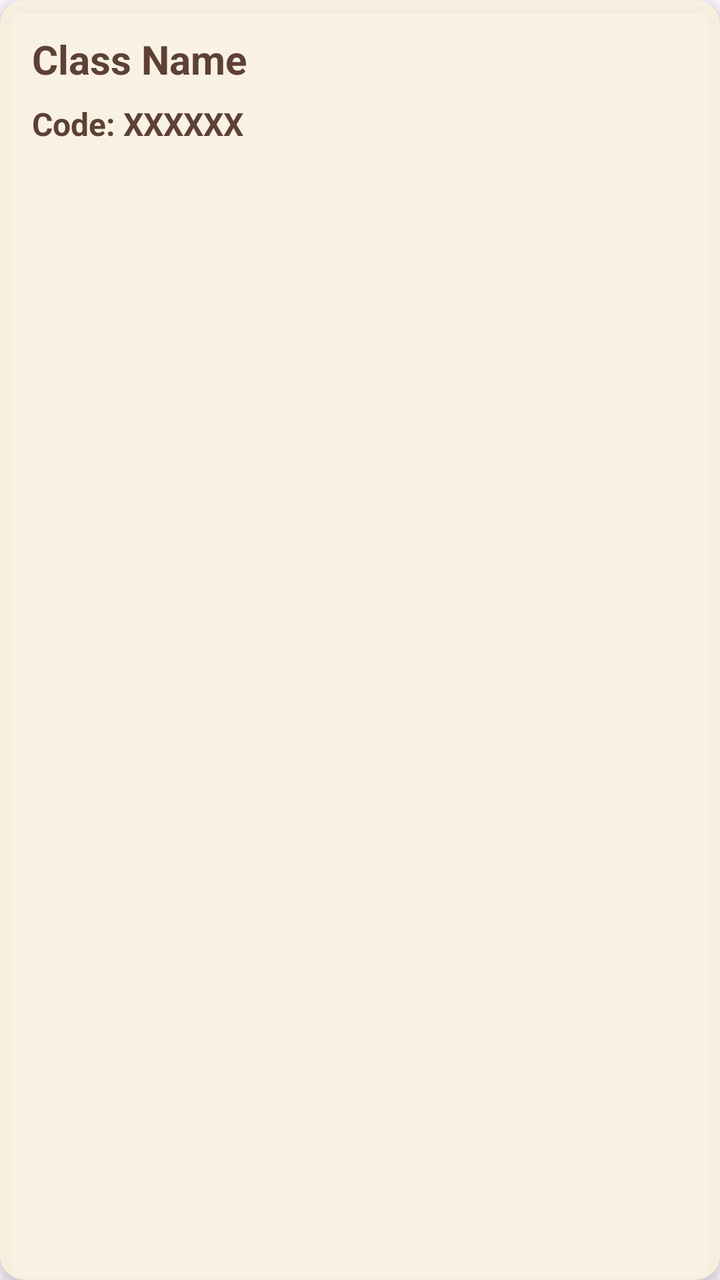
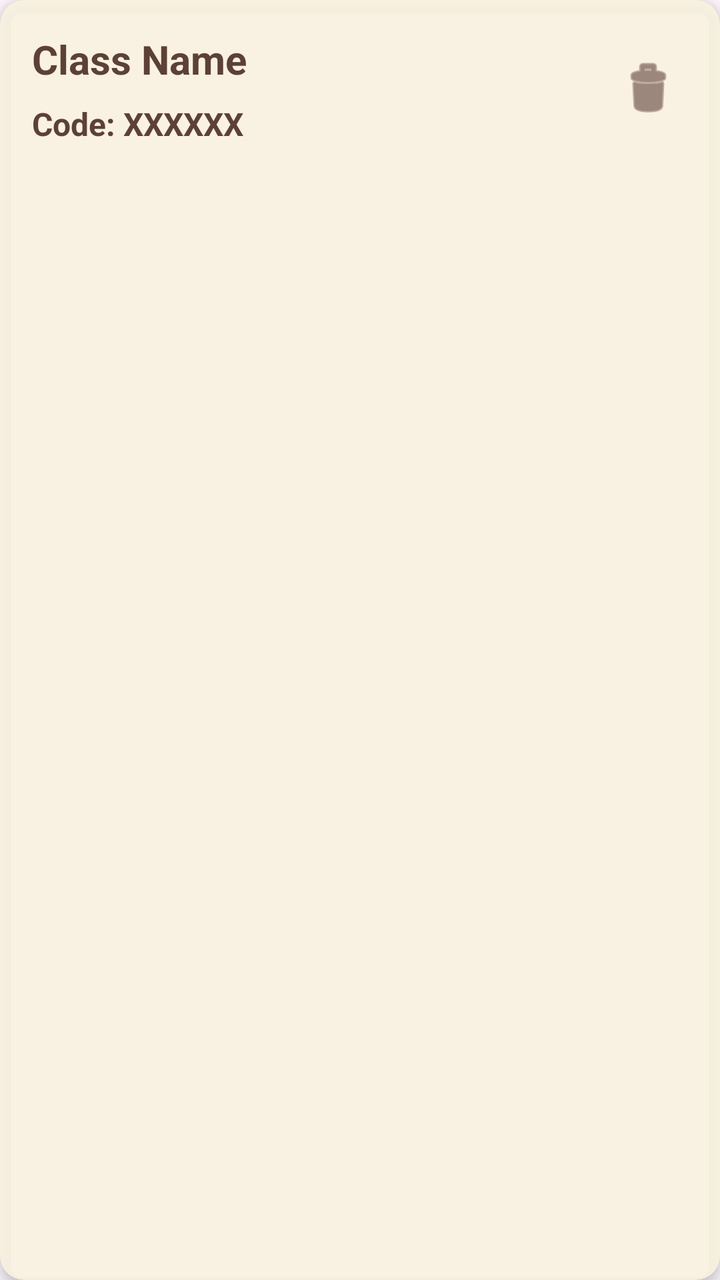

The first picture is an Android layout as it rendered before a commit; the second is the same layout after the commit. The layout source and the unified diff follow.
<!-- AndroidManifest.xml: application theme Theme.OlympMathMentor -->
<!-- res/layout/item_classroom.xml -->
<?xml version="1.0" encoding="utf-8"?>
<androidx.cardview.widget.CardView xmlns:android="http://schemas.android.com/apk/res/android"
    xmlns:app="http://schemas.android.com/apk/res-auto"
    android:layout_width="match_parent"
    android:layout_height="wrap_content"
    android:layout_margin="8dp"
    app:cardCornerRadius="12dp"
    app:cardElevation="4dp"
    app:cardBackgroundColor="#E6FAF3E0">



    <LinearLayout
        android:layout_width="match_parent"
        android:layout_height="wrap_content"
        android:orientation="vertical"
        android:padding="16dp">

        <TextView
            android:id="@+id/tvClassName"
            android:layout_width="match_parent"
            android:layout_height="wrap_content"
            android:text="Class Name"
            android:textColor="@color/earth_brown"
            android:textSize="20sp"
            android:textStyle="bold" />

        <TextView
            android:id="@+id/tvClassCode"
            android:layout_width="match_parent"
            android:layout_height="wrap_content"
            android:layout_marginTop="8dp"
            android:text="Code: XXXXXX"
            android:textColor="@color/earth_brown"
            android:textSize="16sp"
            android:textStyle="bold" />

    </LinearLayout>
</androidx.cardview.widget.CardView>
<!-- resources referenced by this layout -->
<resources>
  <color name="earth_brown">#5D4037</color>
  <style name="Theme.OlympMathMentor" parent="Base.Theme.OlympMathMentor" />
  <style name="Base.Theme.OlympMathMentor" parent="Theme.Material3.DayNight.NoActionBar">
          <item name="colorPrimary">@color/soft_beige</item>
  
          <item name="android:statusBarColor">@color/soft_beige</item>
  
          <item name="android:windowLightStatusBar">true</item>
      </style>
  <color name="soft_beige">#EFEBE9</color>
</resources>

<!-- the commit's change to res/layout/item_classroom.xml (unified diff, before → after) -->
@@ -8,32 +8,50 @@
     app:cardElevation="4dp"
     app:cardBackgroundColor="#E6FAF3E0">
 
-
-
-    <LinearLayout
+    <RelativeLayout
         android:layout_width="match_parent"
         android:layout_height="wrap_content"
-        android:orientation="vertical"
         android:padding="16dp">
 
-        <TextView
-            android:id="@+id/tvClassName"
+        <LinearLayout
             android:layout_width="match_parent"
             android:layout_height="wrap_content"
-            android:text="Class Name"
-            android:textColor="@color/earth_brown"
-            android:textSize="20sp"
-            android:textStyle="bold" />
+            android:orientation="vertical"
+            android:layout_centerVertical="true"
+            android:layout_toStartOf="@+id/btnDeleteClass"
+            android:layout_marginEnd="8dp">
 
-        <TextView
-            android:id="@+id/tvClassCode"
-            android:layout_width="match_parent"
-            android:layout_height="wrap_content"
-            android:layout_marginTop="8dp"
-            android:text="Code: XXXXXX"
-            android:textColor="@color/earth_brown"
-            android:textSize="16sp"
-            android:textStyle="bold" />
+            <TextView
+                android:id="@+id/tvClassName"
+                android:layout_width="match_parent"
+                android:layout_height="wrap_content"
+                android:text="Class Name"
+                android:textColor="@color/earth_brown"
+                android:textSize="20sp"
+                android:textStyle="bold" />
 
-    </LinearLayout>
+            <TextView
+                android:id="@+id/tvClassCode"
+                android:layout_width="match_parent"
+                android:layout_height="wrap_content"
+                android:layout_marginTop="8dp"
+                android:text="Code: XXXXXX"
+                android:textColor="@color/earth_brown"
+                android:textSize="16sp"
+                android:textStyle="bold" />
+
+        </LinearLayout>
+
+        <ImageView
+            android:id="@+id/btnDeleteClass"
+            android:layout_width="40dp"
+            android:layout_height="40dp"
+            android:layout_alignParentEnd="true"
+            android:layout_centerVertical="true"
+            android:src="@android:drawable/ic_menu_delete"
+            app:tint="@color/earth_brown"
+            android:padding="4dp"
+            android:background="?attr/selectableItemBackgroundBorderless" />
+
+    </RelativeLayout>
 </androidx.cardview.widget.CardView>
